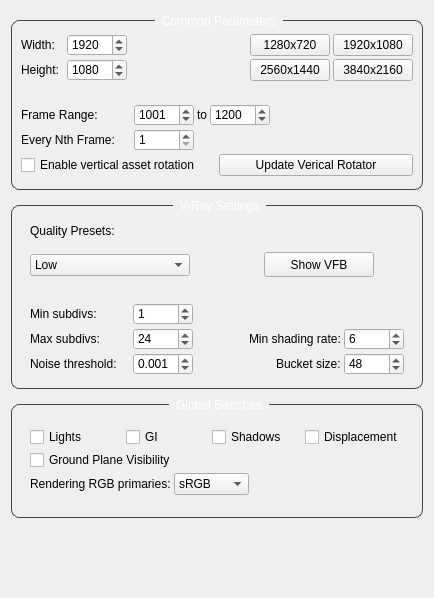
Before: the Qt Designer form 01_app/dev/UI/renderSettings_UI.ui in kaanyilmaz99/YFX_Lookdev_Tool, drawn with Qt 5.
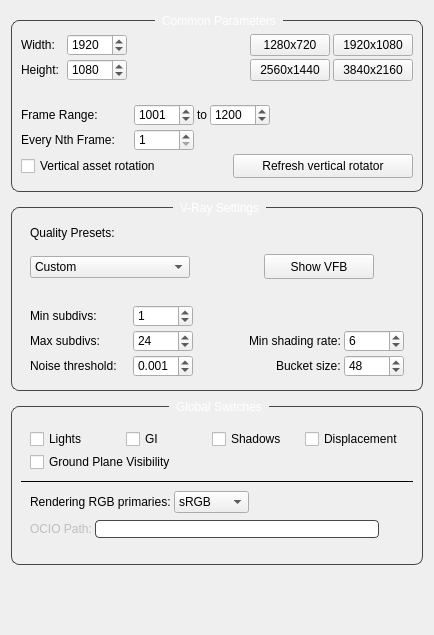
After: the same form once the commit is applied. Icons and pictures are not drawn.

```diff
--- a/01_app/dev/UI/renderSettings_UI.ui
+++ b/01_app/dev/UI/renderSettings_UI.ui
@@ -7,7 +7,7 @@
     <x>0</x>
     <y>0</y>
     <width>434</width>
-    <height>598</height>
+    <height>635</height>
    </rect>
   </property>
   <property name="windowTitle">
@@ -434,14 +434,29 @@
           <item>
            <widget class="QCheckBox" name="cBox_vertical_rot">
             <property name="text">
-             <string>Enable vertical asset rotation</string>
+             <string>Vertical asset rotation</string>
             </property>
            </widget>
           </item>
           <item>
            <widget class="QPushButton" name="btn_vertical_rotator">
+            <property name="minimumSize">
+             <size>
+              <width>180</width>
+              <height>24</height>
+             </size>
+            </property>
+            <property name="maximumSize">
+             <size>
+              <width>180</width>
+              <height>24</height>
+             </size>
+            </property>
+            <property name="toolTip">
+             <string>When moving assets in the scene, you might want to update the vertical rotators position.</string>
+            </property>
             <property name="text">
-             <string>Update Verical Rotator</string>
+             <string>Refresh vertical rotator</string>
             </property>
            </widget>
           </item>
@@ -532,6 +547,11 @@
               <property name="styleSheet">
                <string notr="true"/>
               </property>
+              <item>
+               <property name="text">
+                <string>Custom</string>
+               </property>
+              </item>
               <item>
                <property name="text">
                 <string>Low</string>
@@ -975,7 +995,7 @@
            <number>9</number>
           </property>
           <property name="bottomMargin">
-           <number>0</number>
+           <number>5</number>
           </property>
           <item>
            <widget class="QCheckBox" name="cBox_ground_plane">
@@ -986,16 +1006,29 @@
           </item>
          </layout>
         </item>
+        <item>
+         <widget class="Line" name="line">
+          <property name="frameShadow">
+           <enum>QFrame::Plain</enum>
+          </property>
+          <property name="orientation">
+           <enum>Qt::Horizontal</enum>
+          </property>
+         </widget>
+        </item>
         <item>
          <layout class="QHBoxLayout" name="horizontalLayout_14" stretch="0,0,1">
           <property name="leftMargin">
            <number>9</number>
           </property>
+          <property name="topMargin">
+           <number>5</number>
+          </property>
           <property name="rightMargin">
            <number>9</number>
           </property>
           <property name="bottomMargin">
-           <number>13</number>
+           <number>0</number>
           </property>
           <item>
            <widget class="QLabel" name="label_10">
@@ -1048,6 +1081,83 @@
           </item>
          </layout>
         </item>
+        <item>
+         <layout class="QHBoxLayout" name="horizontalLayout_3">
+          <property name="leftMargin">
+           <number>9</number>
+          </property>
+          <property name="rightMargin">
+           <number>9</number>
+          </property>
+          <property name="bottomMargin">
+           <number>13</number>
+          </property>
+          <item>
+           <widget class="QLabel" name="label_ocio">
+            <property name="enabled">
+             <bool>false</bool>
+            </property>
+            <property name="text">
+             <string>OCIO Path:</string>
+            </property>
+           </widget>
+          </item>
+          <item>
+           <widget class="QLineEdit" name="line_ocio">
+            <property name="enabled">
+             <bool>false</bool>
+            </property>
+            <property name="styleSheet">
+             <string notr="true">QLineEdit {
+	border: 1px solid rgb(70, 70, 70);
+    border-radius: 4px;
+}</string>
+            </property>
+            <property name="readOnly">
+             <bool>true</bool>
+            </property>
+           </widget>
+          </item>
+          <item>
+           <widget class="QPushButton" name="btn_ocio">
+            <property name="enabled">
+             <bool>false</bool>
+            </property>
+            <property name="minimumSize">
+             <size>
+              <width>22</width>
+              <height>26</height>
+             </size>
+            </property>
+            <property name="maximumSize">
+             <size>
+              <width>22</width>
+              <height>26</height>
+             </size>
+            </property>
+            <property name="styleSheet">
+             <string notr="true">QPushButton{
+	border: none;
+	image: url(:/turntable/icons/folder.png);
+	width: 25px;
+	height: 25px;
+}
+
+QPushButton:pressed{
+	border: none;
+	background-color: transparent;
+	image: url(:/turntable/icons/folder_pressed.png);
+	width: 25px;
+	height: 25px;
+}</string>
+            </property>
+            <property name="text">
+             <string/>
+            </property>
+           </widget>
+          </item>
+         </layout>
+        </item>
        </layout>
       </widget>
      </item>
```
Left out of the diff: 9 changed lines with no effect on the pictures.
